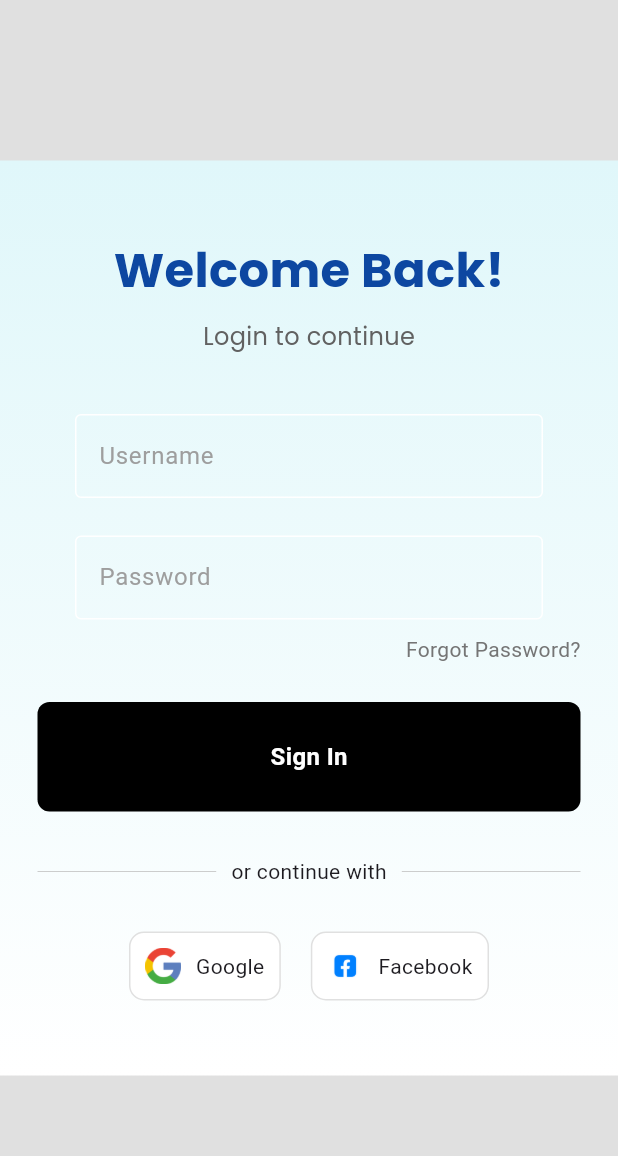
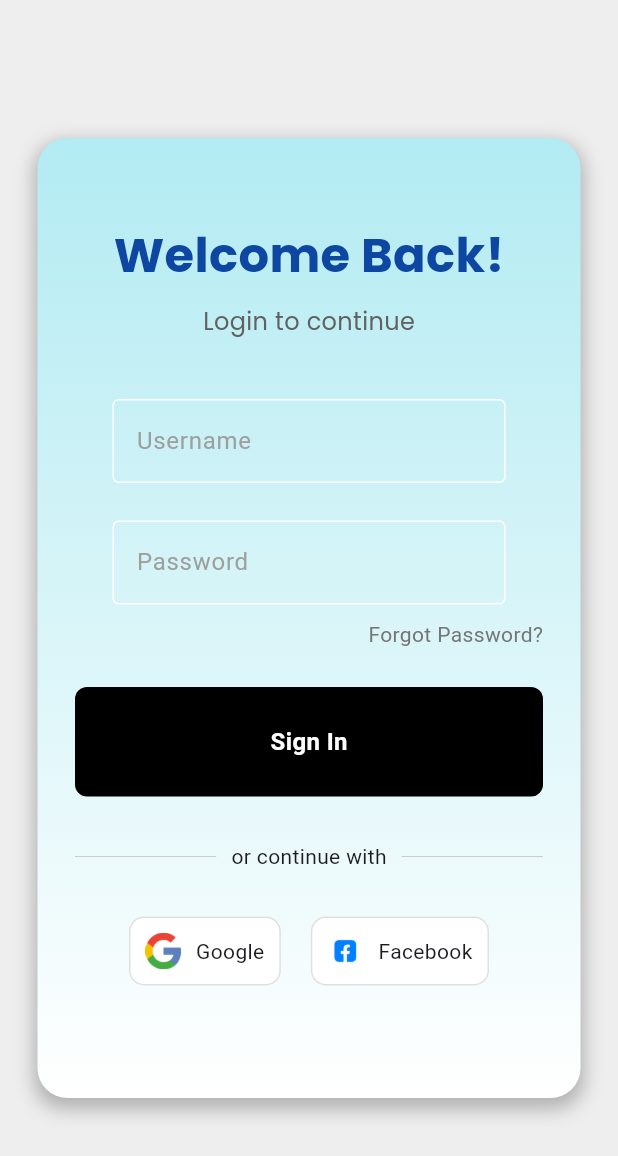
Before and after one commit to YoloApple/english_learning_app, a Flutter app: the screen it shows after launch, on a phone screen of 412 x 824 dp. Shown: the top 1156 px of the screen. Run offline on Flutter 3.47's test engine with Material 3 defaults, Android fonts, the phone set to English and light mode, and no system bars; our stand-ins replace google_fonts, percent_indicator, shared_preferences, table_calendar.

Commit message:
Update UI:Improved login, home & settings UI (added padding, border-radius

```diff
--- a/flutter_app/lib/pages/home_screen.dart
+++ b/flutter_app/lib/pages/home_screen.dart
@@ -32,7 +32,8 @@ class _HomeScreenState extends State<HomeScreen> {
 
   @override
   Widget build(BuildContext context) {
-    return Scaffold(
+    return SafeArea(
+      child: Scaffold(
         body: _screens[_selectedIndex], // Nội dung màn hình thay đổi dựa vào tab
 
         bottomNavigationBar: BottomNavigationBar(
@@ -59,6 +60,7 @@ class _HomeScreenState extends State<HomeScreen> {
             ),
           ],
         ),
+      ),
     );
   }
 }
--- a/flutter_app/lib/pages/login_screen.dart
+++ b/flutter_app/lib/pages/login_screen.dart
@@ -15,55 +15,55 @@ class _LoginScreenState extends State<LoginScreen> {
   final passwordController = TextEditingController();
 
   void signUserIn() {
-    // TODO: Thực hiện chức năng đăng nhập ở đây
     String username = usernameController.text.trim();
     String password = passwordController.text.trim();
 
     if (username.isNotEmpty && password.isNotEmpty) {
-      // Chuyển sang màn hình Home
       Navigator.pushReplacementNamed(context, '/home');
     } else {
-      // Hiển thị thông báo nếu thiếu thông tin
       ScaffoldMessenger.of(context).showSnackBar(
         const SnackBar(content: Text("Vui lòng nhập Username và Password")),
       );
     }
   }
 
-  void signInWithGoogle() {
-    // TODO: Thực hiện chức năng đăng nhập Google
-  }
+  void signInWithGoogle() {}
 
-  void signInWithFacebook() {
-    // TODO: Thực hiện chức năng đăng nhập Facebook
-  }
+  void signInWithFacebook() {}
 
   @override
   Widget build(BuildContext context) {
     return Scaffold(
-      backgroundColor: Colors.grey[300],
-      body: SafeArea(
-        child: Center(
+      backgroundColor: Colors.grey[200],
+      body: Center(
+        child: Padding(
+          padding: const EdgeInsets.symmetric(horizontal: 25, vertical: 50),
           child: Container(
-            decoration: const BoxDecoration(
-              gradient: LinearGradient(
+            padding: const EdgeInsets.all(25),
+            decoration: BoxDecoration(
+              borderRadius: BorderRadius.circular(20),
+              gradient: const LinearGradient(
                 begin: Alignment.topCenter,
                 end: Alignment.bottomCenter,
                 colors: [
-                  Color(0xFFe0f7fa),
+                  Color(0xFFb2ebf2),
                   Color(0xFFffffff),
                 ],
               ),
+              boxShadow: [
+                BoxShadow(
+                  color: Colors.black26,
+                  blurRadius: 10,
+                  spreadRadius: 2,
+                  offset: Offset(0, 5),
+                ),
+              ],
             ),
             child: SingleChildScrollView(
-              child: Padding(
-                padding: const EdgeInsets.symmetric(horizontal: 25.0),
               child: Column(
                 mainAxisAlignment: MainAxisAlignment.center,
                 children: [
-                    const SizedBox(height: 50),
-
-                    // Text Login
+                  const SizedBox(height: 30),
                   Text(
                     'Welcome Back!',
                     style: GoogleFonts.poppins(
@@ -80,46 +80,31 @@ class _LoginScreenState extends State<LoginScreen> {
                       fontSize: 16,
                     ),
                   ),
-
                   const SizedBox(height: 40),
-
-                    // Username TextField
                   MyTextField(
                     controller: usernameController,
                     hintText: 'Username',
                     obsecureText: false,
                   ),
-
                   const SizedBox(height: 25),
-
-                    // Password TextField
                   MyTextField(
                     controller: passwordController,
                     hintText: 'Password',
                     obsecureText: true,
                   ),
-
                   const SizedBox(height: 10),
-                    Row(
-                      mainAxisAlignment: MainAxisAlignment.end,
-                      children: [
-                        Text(
+                  Align(
+                    alignment: Alignment.centerRight,
+                    child: Text(
                       'Forgot Password?',
                       style: TextStyle(color: Colors.grey[600]),
                     ),
-                      ],
                   ),
                   const SizedBox(height: 25),
-
-                    // Button Login
                   MyButton(
                     onTap: signUserIn,
-
                   ),
-
                   const SizedBox(height: 30),
-
-                    // Or continue with
                   Row(
                     children: [
                       Expanded(
@@ -140,10 +125,7 @@ class _LoginScreenState extends State<LoginScreen> {
                       ),
                     ],
                   ),
-
                   const SizedBox(height: 30),
-
-                    // Social Media Buttons
                   Row(
                     mainAxisAlignment: MainAxisAlignment.center,
                     children: [
@@ -192,10 +174,8 @@ class _LoginScreenState extends State<LoginScreen> {
                       ),
                     ],
                   ),
-
                   const SizedBox(height: 50),
                 ],
-                ),
               ),
             ),
           ),
--- a/flutter_app/lib/pages/settings_screen.dart
+++ b/flutter_app/lib/pages/settings_screen.dart
@@ -9,7 +9,8 @@ class SettingsScreen extends StatelessWidget {
   Widget build(BuildContext context) {
     final settings = Provider.of<SettingsProvider>(context);
 
-    return Scaffold(
+    return SafeArea(
+      child: Scaffold(
         appBar: AppBar(title: const Text("Settings")),
         body: Padding(
           padding: const EdgeInsets.all(16.0),
@@ -45,6 +46,7 @@ class SettingsScreen extends StatelessWidget {
             ],
           ),
         ),
+      ),
     );
   }
 }
--- a/flutter_app/lib/pages/study_dashboard.dart
+++ b/flutter_app/lib/pages/study_dashboard.dart
@@ -13,7 +13,8 @@ class _StudyDashboardState extends State<StudyDashboard> {
   DateTime _selectedDate = DateTime.now();
   @override
   Widget build(BuildContext context) {
-    return Scaffold(
+    return SafeArea(
+      child: Scaffold(
         backgroundColor: Colors.grey[100],
         body: SingleChildScrollView(
           child: Padding(
@@ -111,6 +112,7 @@ class _StudyDashboardState extends State<StudyDashboard> {
               ),
           ),
         ),
+      ),
     );
   }
 }
```
Lines whose indentation alone changed are shown as unchanged.
